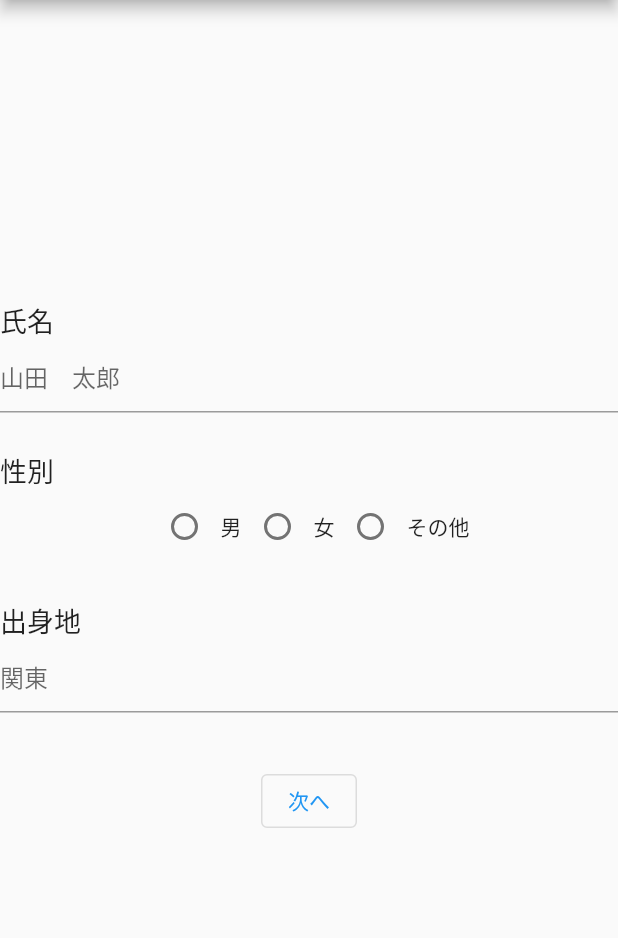
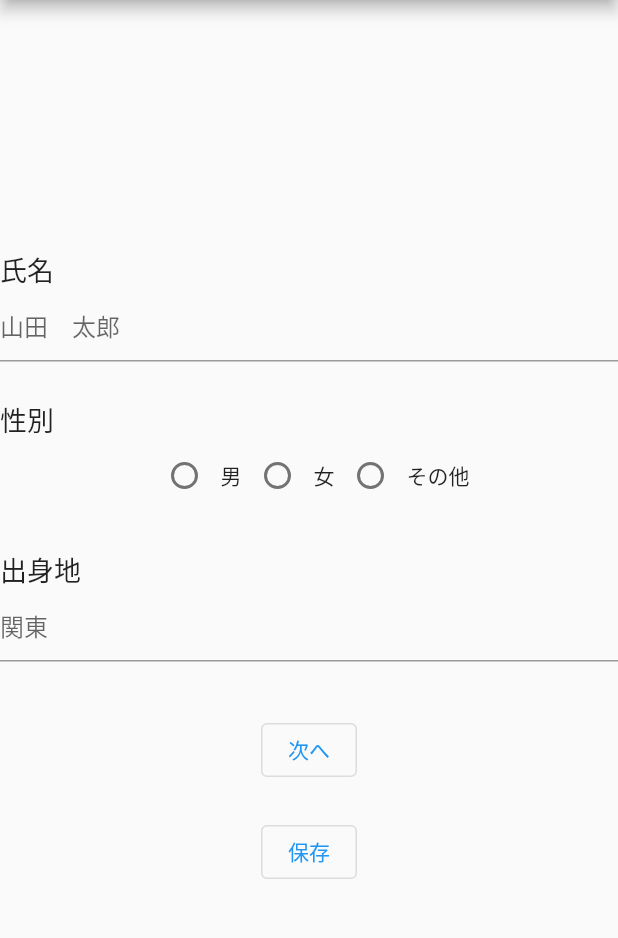
Before and after one commit to OokaAki/data_input, a Flutter app: the screen it shows after launch, on a phone screen of 412 x 824 dp, the part 84-1022 px from its top. Run offline on Flutter 3.47's test engine with Material 2 defaults, Android fonts, the phone set to English and light mode, and no system bars; our stand-ins replace shared_preferences.

```diff
--- a/lib/main.dart
+++ b/lib/main.dart
@@ -1,6 +1,8 @@
+import 'package:data_input/gender_type.dart';
 import 'package:flutter/cupertino.dart';
 import 'package:flutter/material.dart';
 import 'package:data_input/next_page.dart';
+import 'package:shared_preferences/shared_preferences.dart';
 
 void main() {
   runApp(const MyApp());
@@ -31,8 +33,12 @@ class MyHomePage extends StatefulWidget {
 }
 
 class _MyHomePageState extends State<MyHomePage> {
+  // SharedPreferencesのインスタンスを取得。
+  final Future<SharedPreferences> _prefs = SharedPreferences.getInstance();
+  // 保存されているnameをアプリ起動時に表示させるためのcontroller
+  final TextEditingController _nameCtrl = TextEditingController();
   // ピッカーで選択された項目をTextFormFieldに表示するためのcontroller
-  final TextEditingController _controller = TextEditingController();
+  final TextEditingController _regionCtrl = TextEditingController();
   // TextFormFieldに入力された文字列
   String _name = '';
   // ラジオボタンで選択された性別
@@ -64,13 +70,20 @@ class _MyHomePageState extends State<MyHomePage> {
     });
   }
 
-  void _setRegion(int selectedRegion) {
+  void _setRegion(String selectedRegion) {
     // 選択された地域を_regionに代入
     setState(() {
-      _region = _regionNames[selectedRegion];
+      _region = selectedRegion;
     });
-    // 選択肢た出身地のテキストをTextFormFieldに表示させる
-    _controller.value = TextEditingValue(text: _region);
+    // 選択した出身地のテキストをTextFormFieldに表示させる
+    _regionCtrl.value = TextEditingValue(text: _region);
+  }
+
+  @override
+  void initState() {
+    super.initState();
+    // SharedPreferencesに保存されている値を取り出す
+    _getSavedData();
   }
 
   // 画面描画を書いているところ
@@ -99,6 +112,8 @@ class _MyHomePageState extends State<MyHomePage> {
               regionInputForm(),
               // 次へボタン
               nextButton(),
+              // 保存ボタン
+              saveButton(),
             ],
           ),
         ),
@@ -121,6 +136,7 @@ class _MyHomePageState extends State<MyHomePage> {
           // 余白の幅やどこに付けるかを指定
           padding: const EdgeInsets.only(bottom: 25.0),
           child: TextFormField(
+            controller: _nameCtrl,
             decoration: const InputDecoration(
               // 何も入力されていない時に表示するヒントテキスト
               hintText: '山田　太郎',
@@ -206,7 +222,7 @@ class _MyHomePageState extends State<MyHomePage> {
           padding: const EdgeInsets.only(bottom: 25.0),
           child: TextFormField(
             // ピッカーで選択した地域をTextFormFieldに表示させるためのcontrollerを設定
-            controller: _controller,
+            controller: _regionCtrl,
             decoration: const InputDecoration(
               // 何も入力されていない時に表示するヒントテキスト
               hintText: '関東',
@@ -220,7 +236,7 @@ class _MyHomePageState extends State<MyHomePage> {
                   itemExtent: 32.0,
                   // ピッカーの値が変化するたびに_setRegionを実行
                   onSelectedItemChanged: (int selectedItem) {
-                    _setRegion(selectedItem);
+                    _setRegion(_regionNames[selectedItem]);
                   },
                   // ピッカーの項目を設定
                   children: List<Widget>.generate(_regionNames.length, (int index) {
@@ -256,6 +272,19 @@ class _MyHomePageState extends State<MyHomePage> {
     );
   }
 
+  Widget saveButton() {
+    return Padding(
+      padding: const EdgeInsets.symmetric(vertical: 10.0),
+      child: OutlinedButton(
+        child: const Text('保存'),
+        onPressed: () {
+          // 入力されたデータを保存
+          _saveData();
+        },
+      ),
+    );
+  }
+
   void _showDialog(Widget child) {
     showCupertinoModalPopup<void>(
         context: context,
@@ -277,11 +306,25 @@ class _MyHomePageState extends State<MyHomePage> {
               ),
             ));
   }
+
+  void _saveData() async {
+    final prefs = await _prefs;
+
+    // 入力された名前（_name）をnameというkeyとセットで保存
+    prefs.setString('name', _name);
+    prefs.setString('gender', _gender.code);
+    prefs.setString('region', _region);
+  }
+
+  void _getSavedData() async {
+    final prefs = await _prefs;
+
+    // _setTextメソッドで、取り出した値を_nameに代入
+    _setText(prefs.getString('name') ?? '');
+    // 取り出した値をTextEditingControllerでTextFormFieldに表示させる
+    _nameCtrl.value = TextEditingValue(text: _name);
+    final String genderCode = prefs.getString('gender') ?? '';
+    _setGender(GenderExtension.valueOf(genderCode));
+    _setRegion(prefs.getString('region') ?? '');
+  }
 }
-
-enum Gender {
-  male,
-  female,
-  other,
-  none,
-}
```
